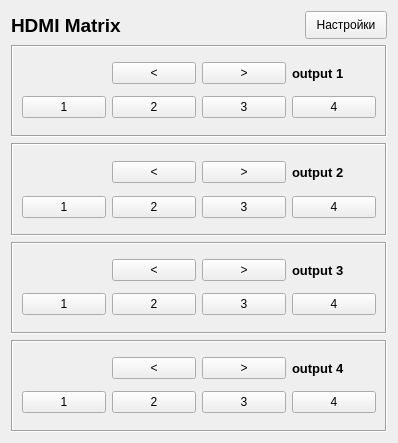
First picture: the form in res/main.ui, repository kombatov/hdmi44mtx, before the edit.
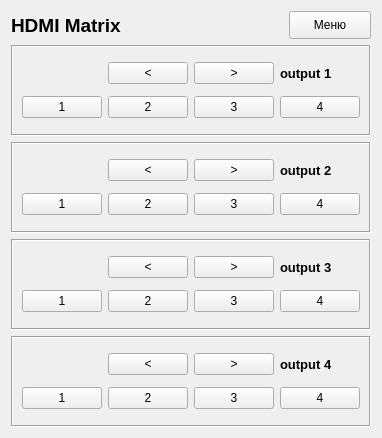
Second picture: the form after the edit.

The edit to the form file:
```diff
--- a/res/main.ui
+++ b/res/main.ui
@@ -9,8 +9,8 @@
    <rect>
     <x>0</x>
     <y>0</y>
-    <width>398</width>
-    <height>443</height>
+    <width>358</width>
+    <height>438</height>
    </rect>
   </property>
   <property name="sizePolicy">
@@ -105,6 +105,7 @@
           <pointsize>10</pointsize>
           <weight>75</weight>
           <bold>true</bold>
+          <strikeout>false</strikeout>
          </font>
         </property>
         <property name="text">
@@ -203,6 +204,7 @@
           <pointsize>10</pointsize>
           <weight>75</weight>
           <bold>true</bold>
+          <strikeout>false</strikeout>
          </font>
         </property>
         <property name="text">
@@ -321,6 +323,7 @@
           <pointsize>10</pointsize>
           <weight>75</weight>
           <bold>true</bold>
+          <strikeout>false</strikeout>
          </font>
         </property>
         <property name="text">
@@ -472,7 +475,7 @@
          </size>
         </property>
         <property name="text">
-         <string>Настройки</string>
+         <string>Меню</string>
         </property>
        </widget>
       </item>
@@ -516,6 +519,7 @@
           <pointsize>10</pointsize>
           <weight>75</weight>
           <bold>true</bold>
+          <strikeout>false</strikeout>
          </font>
         </property>
         <property name="text">
```
Left out of the diff: 12 changed lines with no effect on the pictures.
